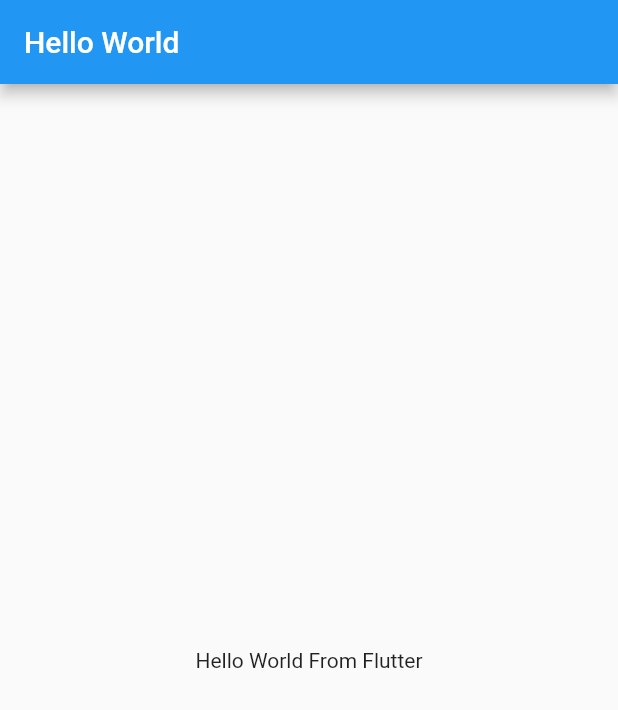
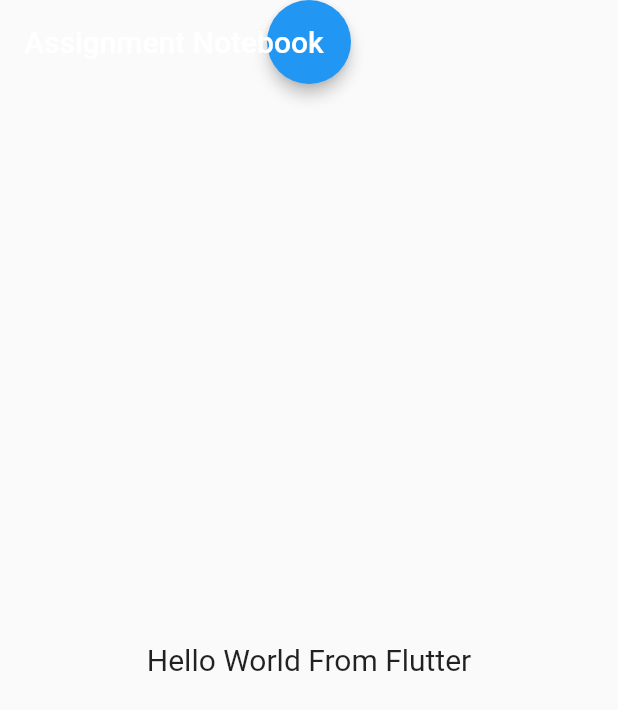
Before and after one commit to JesterOrNot/AssignmentNotebook, a Flutter app: the screen it shows after launch, on a phone screen of 412 x 824 dp. Shown: the top 710 px of the screen. Run offline on Flutter 3.47's test engine with Material 2 defaults, Android fonts, the phone set to English and light mode, and no system bars.

Commit message:
Update UI

```diff
--- a/lib/main.dart
+++ b/lib/main.dart
@@ -6,13 +6,19 @@
   @override
   Widget build(BuildContext context) {
     return MaterialApp(
-      title: 'Hello World',
+      debugShowCheckedModeBanner: false,
+      title: 'Assignment Notebook',
       home: Scaffold(
         appBar: AppBar(
-          title: Text("Hello World"),
-        ),
+            title: Text("Assignment Notebook"),
+            shape: new CircleBorder(side: BorderSide(width: 59))),
         body: Center(
-          child: Text('Hello World From Flutter'),
+          child: Text(
+            'Hello World From Flutter',
+            style: TextStyle(
+              fontSize: 20,
+            ),
+          ),
         ),
       ),
     );
```
